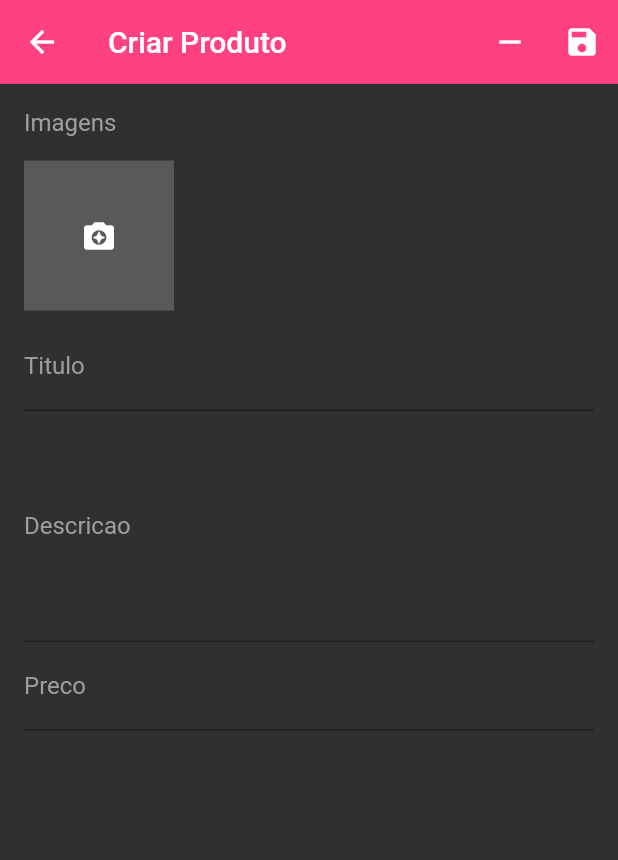
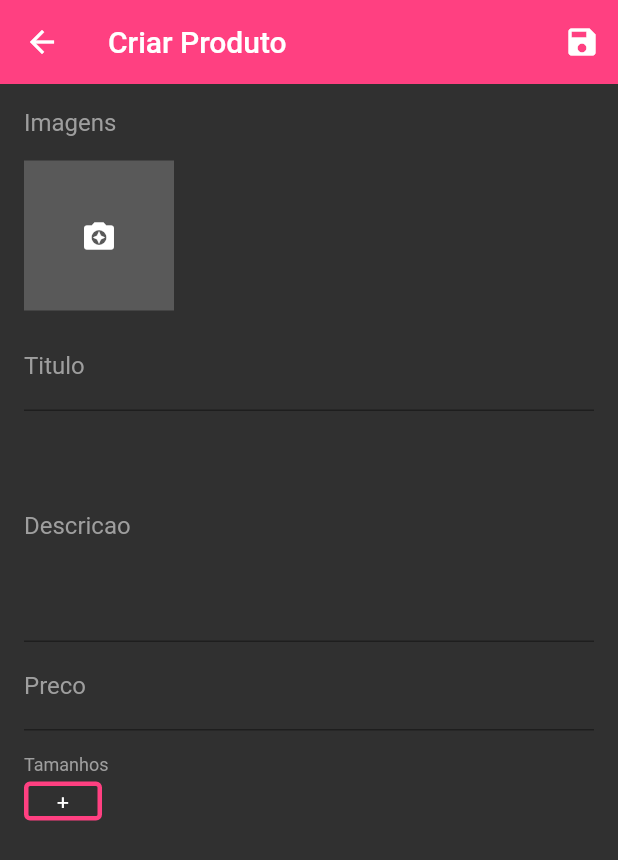
Before and after one commit to souzaleandror/gerente_loja, a Flutter app: the ProductScreen screen opened directly, on a phone screen of 412 x 824 dp. Shown: the top 860 px of the screen. Run offline on Flutter 3.47's test engine with Material 2 defaults, Android fonts, the phone set to English and light mode, and no system bars; our stand-ins replace cloud_firestore, firebase_auth, firebase_storage, flutter_speed_dial, image_cropper, image_picker and 2 more; missing offline and left inert: bloc_pattern; accounts and stored records are empty.

Commit message:
Commit Final

```diff
--- a/lib/blocs/product_bloc.dart
+++ b/lib/blocs/product_bloc.dart
@@ -49,6 +49,10 @@ class ProductBloc extends BlocBase {
 
   void saveImages(List images) {
     unsavedData["images"] = images;
+  }
+
+  void saveSizes(List sizes) {
+    unsavedData["sizes"] = sizes;
   }
 
   Future<bool> saveProduct() async {
--- a/lib/screens/product_screen.dart
+++ b/lib/screens/product_screen.dart
@@ -3,6 +3,7 @@ import 'package:flutter/material.dart';
 import 'package:gerente_loja/blocs/product_bloc.dart';
 import 'package:gerente_loja/validators/product_validator.dart';
 import 'package:gerente_loja/widgets/images_widget.dart';
+import 'package:gerente_loja/widgets/product_size.dart';
 
 class ProductScreen extends StatefulWidget {
   final String categoryId;
@@ -37,11 +38,35 @@ class _ProductScreenState extends State<ProductScreen> with ProductValidator {
       backgroundColor: Colors.grey[850],
       appBar: AppBar(
         elevation: 0,
-        title: Text("Criar Produto"),
+        title: StreamBuilder<bool>(
+            initialData: false,
+            stream: _productBloc.outCreated,
+            builder: (context, snapshot) {
+              return Text(snapshot.data ? "Editar Produto" : "Criar Produto");
+            }),
         actions: <Widget>[
-          IconButton(
-            icon: Icon(Icons.remove),
-            onPressed: () {},
+          StreamBuilder<bool>(
+            stream: _productBloc.outCreated,
+            initialData: false,
+            builder: (context, snapshot) {
+              if (snapshot.data)
+                return StreamBuilder<bool>(
+                    stream: _productBloc.outLoading,
+                    initialData: false,
+                    builder: (context, snapshot) {
+                      return IconButton(
+                        icon: Icon(Icons.remove),
+                        onPressed: snapshot.data
+                            ? null
+                            : () {
+                                _productBloc.deleteProduct();
+                                Navigator.of(context).pop();
+                              },
+                      );
+                    });
+              else
+                return Container();
+            },
           ),
           StreamBuilder<bool>(
               stream: _productBloc.outLoading,
@@ -100,6 +125,20 @@ class _ProductScreenState extends State<ProductScreen> with ProductValidator {
                           onSaved: _productBloc.savePrice,
                           validator: validatePrice,
                         ),
+                        SizedBox(height: 16),
+                        Text(
+                          "Tamanhos",
+                          style: TextStyle(color: Colors.grey, fontSize: 12),
+                        ),
+                        ProductSize(
+                          context: context,
+                          initialValue: snapshot.data["sizes"],
+                          onSaved: _productBloc.saveSizes,
+                          validator: (s) {
+                            if (s.isEmpty)
+                              return "Deve ter pelo menos um tamanho";
+                          },
+                        ),
                       ],
                     );
                   }
--- a/lib/tabs/products_tab.dart
+++ b/lib/tabs/products_tab.dart
@@ -13,8 +13,8 @@ class _ProductsTabState extends State<ProductsTab>
   Widget build(BuildContext context) {
     super.build(context);
 
-    return FutureBuilder<QuerySnapshot>(
-      future: Firestore.instance.collection("products").getDocuments(),
+    return StreamBuilder<QuerySnapshot>(
+      stream: Firestore.instance.collection("products").snapshots(),
       builder: (context, snapshot) {
         if (!snapshot.hasData) {
           return Center(
--- /dev/null
+++ b/lib/widgets/product_size.dart
@@ -0,0 +1,76 @@
+import 'package:flutter/material.dart';
+import 'package:gerente_loja/widgets/add_size_dialog.dart';
+
+class ProductSize extends FormField<List> {
+  ProductSize({
+    BuildContext context,
+    List initialValue,
+    FormFieldSetter<List> onSaved,
+    FormFieldValidator<List> validator,
+  }) : super(
+            initialValue: initialValue,
+            onSaved: onSaved,
+            validator: validator,
+            builder: (state) {
+              return SizedBox(
+                height: 34,
+                child: GridView(
+                  padding: EdgeInsets.symmetric(vertical: 4),
+                  scrollDirection: Axis.horizontal,
+                  gridDelegate: SliverGridDelegateWithFixedCrossAxisCount(
+                    crossAxisCount: 1,
+                    crossAxisSpacing: 8.0,
+                    childAspectRatio: 0.5,
+                  ),
+                  children: state.value.map((s) {
+                    return GestureDetector(
+                      onLongPress: () {
+                        state.didChange(state.value..remove(s));
+                      },
+                      child: Container(
+                        decoration: BoxDecoration(
+                            borderRadius: BorderRadius.all(Radius.circular(4)),
+                            border: Border.all(
+                              color: Colors.pinkAccent,
+                              width: 3,
+                            )),
+                        alignment: Alignment.center,
+                        child: Text(
+                          s,
+                          style: TextStyle(color: Colors.white),
+                        ),
+                      ),
+                    );
+                  }).toList()
+                    ..add(
+                      GestureDetector(
+                        onTap: () async {
+                          String size = await showDialog(
+                              context: context,
+                              builder: (context) => AddSizeDialog());
+
+                          if (size != null)
+                            state.didChange(state.value..add(size));
+                        },
+                        child: Container(
+                          decoration: BoxDecoration(
+                              borderRadius:
+                                  BorderRadius.all(Radius.circular(4)),
+                              border: Border.all(
+                                color: state.hasError
+                                    ? Colors.red
+                                    : Colors.pinkAccent,
+                                width: 3,
+                              )),
+                          alignment: Alignment.center,
+                          child: Text(
+                            "+",
+                            style: TextStyle(color: Colors.white),
+                          ),
+                        ),
+                      ),
+                    ),
+                ),
+              );
+            });
+}
```
Also changed, not shown: lib/blocs/category_bloc.dart (added, +98 -0 lines), lib/screens/home_screen.dart (+10 -5 lines), lib/widgets/add_size_dialog.dart (added, +32 -0 lines), lib/widgets/category_tile.dart (+14 -3 lines), lib/widgets/edit_category_dialog.dart (added, +117 -0 lines), lib/generated/i18n.dart.
